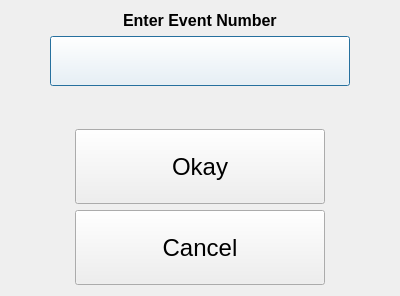
Before: the Qt Designer form ui/FEATEventNum.ui in aliciabillings-noaa/CLAMS, drawn with Qt 5.
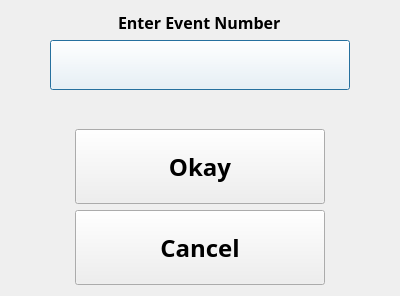
After: the same form once the commit is applied.

Commit message: set fonts to Arial Black

Diff of the .ui file:
```diff
--- a/ui/FEATEventNum.ui
+++ b/ui/FEATEventNum.ui
@@ -20,7 +20,9 @@
       <widget class="QLabel" name="label">
        <property name="font">
         <font>
+         <family>Arial Black</family>
          <pointsize>12</pointsize>
+         <weight>75</weight>
          <bold>true</bold>
         </font>
        </property>
@@ -45,7 +47,9 @@
        </property>
        <property name="font">
         <font>
+         <family>MS Shell Dlg 2</family>
          <pointsize>12</pointsize>
+         <weight>50</weight>
          <italic>false</italic>
          <bold>false</bold>
         </font>
@@ -61,6 +65,13 @@
      </item>
      <item>
       <spacer name="verticalSpacer">
+       <property name="font">
+        <font>
+         <family>Arial Black</family>
+         <weight>75</weight>
+         <bold>true</bold>
+        </font>
+       </property>
        <property name="orientation">
         <enum>Qt::Vertical</enum>
        </property>
@@ -88,7 +99,10 @@
        </property>
        <property name="font">
         <font>
+         <family>Arial Black</family>
          <pointsize>18</pointsize>
+         <weight>75</weight>
+         <bold>true</bold>
         </font>
        </property>
        <property name="text">
@@ -98,6 +112,13 @@
      </item>
      <item>
       <spacer name="verticalSpacer_2">
+       <property name="font">
+        <font>
+         <family>Arial Black</family>
+         <weight>75</weight>
+         <bold>true</bold>
+        </font>
+       </property>
        <property name="orientation">
         <enum>Qt::Vertical</enum>
        </property>
@@ -125,7 +146,10 @@
        </property>
        <property name="font">
         <font>
+         <family>Arial Black</family>
          <pointsize>18</pointsize>
+         <weight>75</weight>
+         <bold>true</bold>
         </font>
        </property>
        <property name="text">
```
The commit also changes 42 other files.
